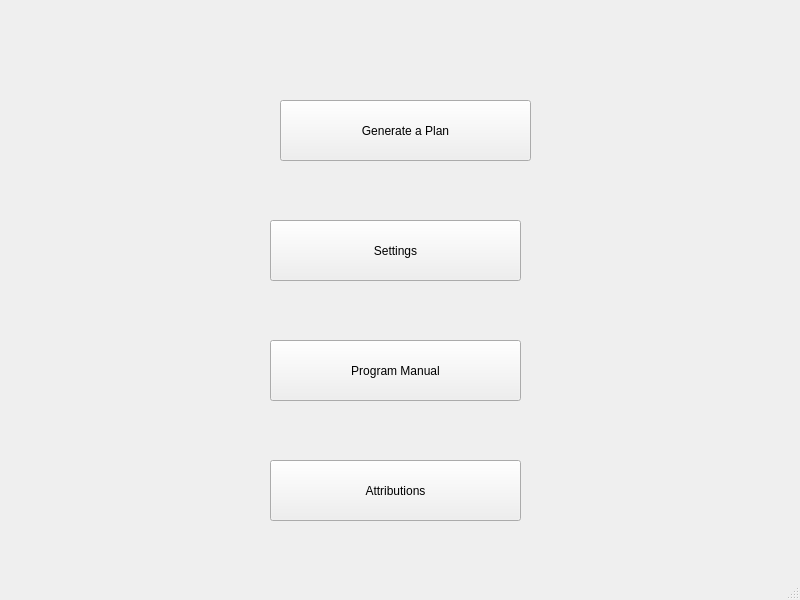
Old version of the form qtfolder/MealPlanner/mainwindow.ui in the repository NoorA0/MealPlanner.
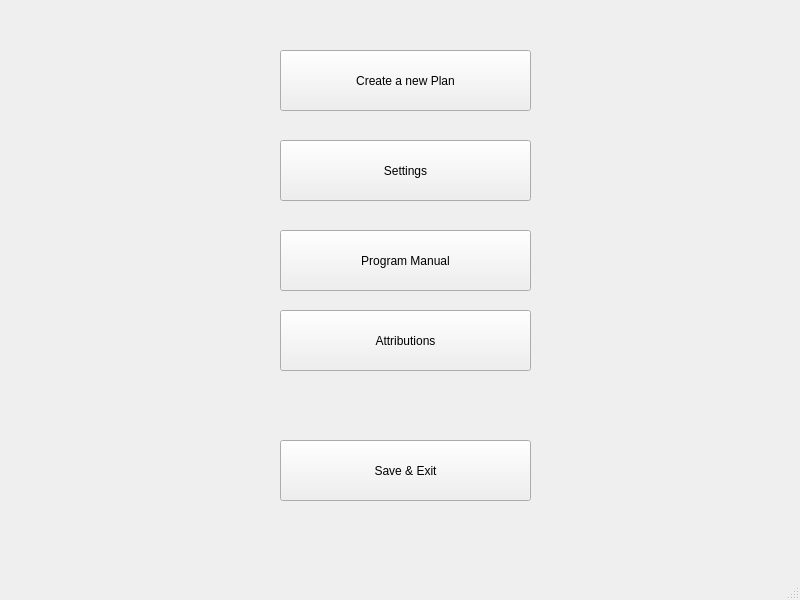
New version of the form.

The edit to the form file:
```diff
--- a/qtfolder/MealPlanner/mainwindow.ui
+++ b/qtfolder/MealPlanner/mainwindow.ui
@@ -18,20 +18,20 @@
     <property name="geometry">
      <rect>
       <x>280</x>
-      <y>100</y>
+      <y>50</y>
       <width>251</width>
       <height>61</height>
      </rect>
     </property>
     <property name="text">
-     <string>Generate a Plan</string>
+     <string>Create a new Plan</string>
     </property>
    </widget>
    <widget class="QPushButton" name="settingsButton">
     <property name="geometry">
      <rect>
-      <x>270</x>
-      <y>220</y>
+      <x>280</x>
+      <y>140</y>
       <width>251</width>
       <height>61</height>
      </rect>
@@ -43,8 +43,8 @@
    <widget class="QPushButton" name="manualButton">
     <property name="geometry">
      <rect>
-      <x>270</x>
-      <y>340</y>
+      <x>280</x>
+      <y>230</y>
       <width>251</width>
       <height>61</height>
      </rect>
@@ -56,8 +56,8 @@
    <widget class="QPushButton" name="attributionsButton">
     <property name="geometry">
      <rect>
-      <x>270</x>
-      <y>460</y>
+      <x>280</x>
+      <y>310</y>
       <width>251</width>
       <height>61</height>
      </rect>
@@ -66,6 +66,19 @@
      <string>Attributions</string>
     </property>
    </widget>
+   <widget class="QPushButton" name="quitProgramButton">
+    <property name="geometry">
+     <rect>
+      <x>280</x>
+      <y>440</y>
+      <width>251</width>
+      <height>61</height>
+     </rect>
+    </property>
+    <property name="text">
+     <string>Save &amp;&amp; Exit</string>
+    </property>
+   </widget>
   </widget>
   <widget class="QStatusBar" name="statusbar"/>
  </widget>
```
